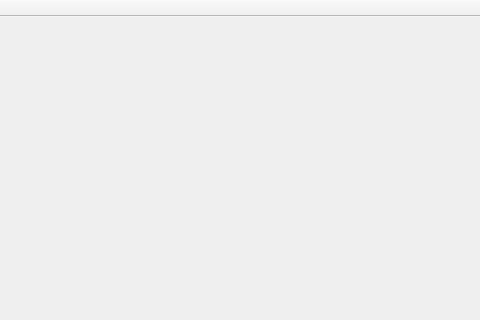
Old version of the form ProjectC++/Client/GraphicInterface/DrawingInterface.ui in the repository andreeamacsim/ProjectModernCpp; both pictures show x 250 to 730 and y 0 to 320 of the 1056 by 656 pixel window.
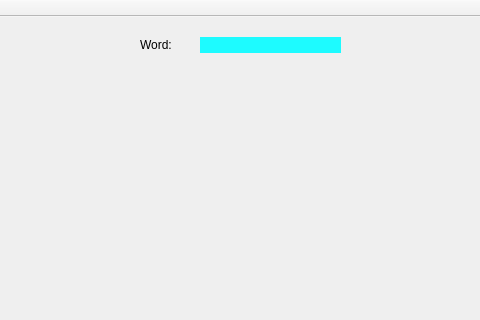
New version of the form. Icons and pictures are not drawn.

Diff of the .ui file:
```diff
--- a/ProjectC++/Client/GraphicInterface/DrawingInterface.ui
+++ b/ProjectC++/Client/GraphicInterface/DrawingInterface.ui
@@ -373,6 +373,36 @@
      <string>drawing</string>
     </property>
    </widget>
+   <widget class="QLabel" name="word">
+    <property name="geometry">
+     <rect>
+      <x>390</x>
+      <y>20</y>
+      <width>41</width>
+      <height>16</height>
+     </rect>
+    </property>
+    <property name="text">
+     <string>Word:</string>
+    </property>
+   </widget>
+   <widget class="QLabel" name="generatedWord">
+    <property name="geometry">
+     <rect>
+      <x>450</x>
+      <y>20</y>
+      <width>141</width>
+      <height>16</height>
+     </rect>
+    </property>
+    <property name="styleSheet">
+     <string notr="true">border-color: rgb(32, 255, 248);
+background-color: rgb(29, 251, 255);</string>
+    </property>
+    <property name="text">
+     <string/>
+    </property>
+   </widget>
   </widget>
   <widget class="QMenuBar" name="menuBar">
    <property name="geometry">
```
